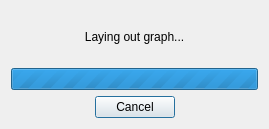
Qt form ui/myprogressdialog.ui (rrwick/Bandage) before a commit.
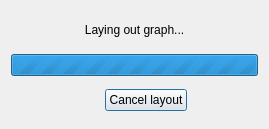
The same form after that commit. Custom widgets are drawn as their Qt base class.

Commit message: Restore cancel button and add layout cancel functionality

```diff
--- a/ui/myprogressdialog.ui
+++ b/ui/myprogressdialog.ui
@@ -35,20 +35,82 @@
     </widget>
    </item>
    <item>
-    <widget class="QDialogButtonBox" name="buttonBox">
-     <property name="orientation">
-      <enum>Qt::Horizontal</enum>
-     </property>
-     <property name="standardButtons">
-      <set>QDialogButtonBox::Cancel</set>
-     </property>
-     <property name="centerButtons">
-      <bool>true</bool>
-     </property>
+    <widget class="QWidget" name="cancelWidget" native="true">
+     <layout class="QHBoxLayout" name="horizontalLayout">
+      <property name="leftMargin">
+       <number>0</number>
+      </property>
+      <property name="topMargin">
+       <number>0</number>
+      </property>
+      <property name="rightMargin">
+       <number>0</number>
+      </property>
+      <property name="bottomMargin">
+       <number>0</number>
+      </property>
+      <item>
+       <spacer name="horizontalSpacer">
+        <property name="orientation">
+         <enum>Qt::Horizontal</enum>
+        </property>
+        <property name="sizeHint" stdset="0">
+         <size>
+          <width>51</width>
+          <height>20</height>
+         </size>
+        </property>
+       </spacer>
+      </item>
+      <item>
+       <widget class="InfoTextWidget" name="cancelInfoText" native="true">
+        <property name="sizePolicy">
+         <sizepolicy hsizetype="Fixed" vsizetype="Fixed">
+          <horstretch>0</horstretch>
+          <verstretch>0</verstretch>
+         </sizepolicy>
+        </property>
+        <property name="minimumSize">
+         <size>
+          <width>16</width>
+          <height>16</height>
+         </size>
+        </property>
+       </widget>
+      </item>
+      <item>
+       <widget class="QPushButton" name="cancelButton">
+        <property name="text">
+         <string>Cancel layout</string>
+        </property>
+       </widget>
+      </item>
+      <item>
+       <spacer name="horizontalSpacer_2">
+        <property name="orientation">
+         <enum>Qt::Horizontal</enum>
+        </property>
+        <property name="sizeHint" stdset="0">
+         <size>
+          <width>50</width>
+          <height>20</height>
+         </size>
+        </property>
+       </spacer>
+      </item>
+     </layout>
     </widget>
    </item>
   </layout>
  </widget>
+ <customwidgets>
+  <customwidget>
+   <class>InfoTextWidget</class>
+   <extends>QWidget</extends>
+   <header>ui/infotextwidget.h</header>
+   <container>1</container>
+  </customwidget>
+ </customwidgets>
  <resources/>
  <connections>
   <connection>
```
Left out of the diff: 35 changed lines with no effect on the pictures. The commit also changes 6 other files.
